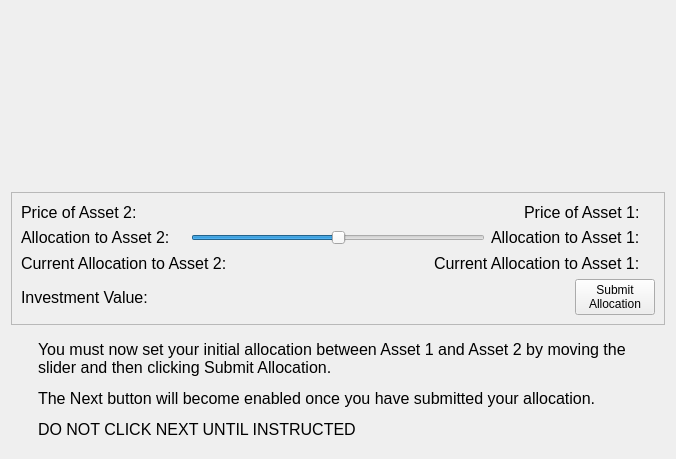
Qt form MarketSimulation/initialallocationscreen.ui (dwattttt/marketsim) before a commit.
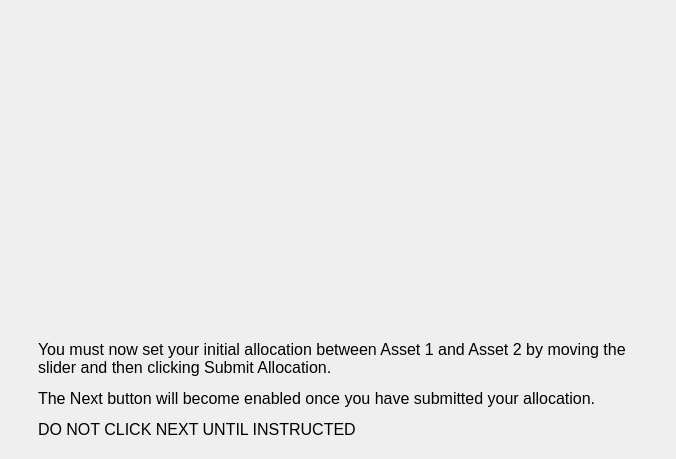
The same form after that commit. Custom widgets are drawn as their Qt base class.

Commit message:
Added a user-friendly investment slider with asset 1 on the left even!
Introduced a new .ui class to stop duplication across the various windows,
this necessitated refactoring a few items.

Patch:
```diff
--- a/MarketSimulation/initialallocationscreen.ui
+++ b/MarketSimulation/initialallocationscreen.ui
@@ -32,280 +32,13 @@
     </widget>
    </item>
    <item>
-    <widget class="QFrame" name="frame">
-     <property name="frameShape">
-      <enum>QFrame::StyledPanel</enum>
+    <widget class="investmentSlider" name="investment" native="true">
+     <property name="minimumSize">
+      <size>
+       <width>0</width>
+       <height>50</height>
+      </size>
      </property>
-     <property name="frameShadow">
-      <enum>QFrame::Raised</enum>
-     </property>
-     <layout class="QVBoxLayout" name="verticalLayout_2">
-      <item>
-       <layout class="QVBoxLayout" name="verticalLayout">
-        <item>
-         <layout class="QHBoxLayout" name="horizontalLayout_3">
-          <item>
-           <layout class="QHBoxLayout" name="horizontalLayout_2">
-            <item>
-             <widget class="QLabel" name="label_3">
-              <property name="font">
-               <font>
-                <pointsize>12</pointsize>
-               </font>
-              </property>
-              <property name="text">
-               <string>Price of Asset 2:</string>
-              </property>
-             </widget>
-            </item>
-            <item>
-             <widget class="QLabel" name="price2Label">
-              <property name="font">
-               <font>
-                <pointsize>12</pointsize>
-               </font>
-              </property>
-              <property name="text">
-               <string/>
-              </property>
-             </widget>
-            </item>
-            <item>
-             <spacer name="horizontalSpacer_2">
-              <property name="orientation">
-               <enum>Qt::Horizontal</enum>
-              </property>
-              <property name="sizeHint" stdset="0">
-               <size>
-                <width>40</width>
-                <height>20</height>
-               </size>
-              </property>
-             </spacer>
-            </item>
-           </layout>
-          </item>
-          <item>
-           <layout class="QHBoxLayout" name="horizontalLayout">
-            <item>
-             <widget class="QLabel" name="label_4">
-              <property name="font">
-               <font>
-                <pointsize>12</pointsize>
-               </font>
-              </property>
-              <property name="text">
-               <string>Price of Asset 1:</string>
-              </property>
-             </widget>
-            </item>
-            <item>
-             <widget class="QLabel" name="price1Label">
-              <property name="font">
-               <font>
-                <pointsize>12</pointsize>
-               </font>
-              </property>
-              <property name="text">
-               <string/>
-              </property>
-             </widget>
-            </item>
-           </layout>
-          </item>
-         </layout>
-        </item>
-        <item>
-         <layout class="QHBoxLayout" name="horizontalLayout_5">
-          <item>
-           <widget class="QLabel" name="label_5">
-            <property name="font">
-             <font>
-              <pointsize>12</pointsize>
-             </font>
-            </property>
-            <property name="text">
-             <string>Allocation to Asset 2:</string>
-            </property>
-           </widget>
-          </item>
-          <item>
-           <widget class="QLabel" name="allocation2Label">
-            <property name="font">
-             <font>
-              <pointsize>12</pointsize>
-             </font>
-            </property>
-            <property name="text">
-             <string/>
-            </property>
-           </widget>
-          </item>
-          <item>
-           <widget class="QSlider" name="allocationSlider">
-            <property name="maximum">
-             <number>100</number>
-            </property>
-            <property name="singleStep">
-             <number>5</number>
-            </property>
-            <property name="pageStep">
-             <number>5</number>
-            </property>
-            <property name="sliderPosition">
-             <number>50</number>
-            </property>
-            <property name="tracking">
-             <bool>true</bool>
-            </property>
-            <property name="orientation">
-             <enum>Qt::Horizontal</enum>
-            </property>
-           </widget>
-          </item>
-          <item>
-           <widget class="QLabel" name="label_6">
-            <property name="font">
-             <font>
-              <pointsize>12</pointsize>
-             </font>
-            </property>
-            <property name="text">
-             <string>Allocation to Asset 1:</string>
-            </property>
-           </widget>
-          </item>
-          <item>
-           <widget class="QLabel" name="allocation1Label">
-            <property name="font">
-             <font>
-              <pointsize>12</pointsize>
-             </font>
-            </property>
-            <property name="text">
-             <string/>
-            </property>
-           </widget>
-          </item>
-         </layout>
-        </item>
-        <item>
-         <layout class="QHBoxLayout" name="horizontalLayout_6">
-          <item>
-           <widget class="QLabel" name="label_7">
-            <property name="font">
-             <font>
-              <pointsize>12</pointsize>
-             </font>
-            </property>
-            <property name="text">
-             <string>Current Allocation to Asset 2:</string>
-            </property>
-           </widget>
-          </item>
-          <item>
-           <widget class="QLabel" name="curAllocation2Label">
-            <property name="font">
-             <font>
-              <pointsize>12</pointsize>
-             </font>
-            </property>
-            <property name="text">
-             <string/>
-            </property>
-           </widget>
-          </item>
-          <item>
-           <spacer name="horizontalSpacer_4">
-            <property name="orientation">
-             <enum>Qt::Horizontal</enum>
-            </property>
-            <property name="sizeHint" stdset="0">
-             <size>
-              <width>40</width>
-              <height>20</height>
-             </size>
-            </property>
-           </spacer>
-          </item>
-          <item>
-           <widget class="QLabel" name="label_8">
-            <property name="font">
-             <font>
-              <pointsize>12</pointsize>
-             </font>
-            </property>
-            <property name="text">
-             <string>Current Allocation to Asset 1:</string>
-            </property>
-           </widget>
-          </item>
-          <item>
-           <widget class="QLabel" name="curAllocation1Label">
-            <property name="font">
-             <font>
-              <pointsize>12</pointsize>
-             </font>
-            </property>
-            <property name="text">
-             <string/>
-            </property>
-           </widget>
-          </item>
-         </layout>
-        </item>
-        <item>
-         <layout class="QHBoxLayout" name="horizontalLayout_4">
-          <item>
-           <widget class="QLabel" name="label_9">
-            <property name="font">
-             <font>
-              <pointsize>12</pointsize>
-             </font>
-            </property>
-            <property name="text">
-             <string>Investment Value:</string>
-            </property>
-           </widget>
-          </item>
-          <item>
-           <widget class="QLabel" name="wealthLabel">
-            <property name="font">
-             <font>
-              <pointsize>12</pointsize>
-             </font>
-            </property>
-            <property name="text">
-             <string/>
-            </property>
-           </widget>
-          </item>
-          <item>
-           <spacer name="horizontalSpacer_3">
-            <property name="orientation">
-             <enum>Qt::Horizontal</enum>
-            </property>
-            <property name="sizeHint" stdset="0">
-             <size>
-              <width>40</width>
-              <height>20</height>
-             </size>
-            </property>
-           </spacer>
-          </item>
-          <item>
-           <widget class="QPushButton" name="allocationButton">
-            <property name="text">
-             <string>Submit
-Allocation</string>
-            </property>
-           </widget>
-          </item>
-         </layout>
-        </item>
-       </layout>
-      </item>
-     </layout>
     </widget>
    </item>
    <item>
@@ -369,6 +102,14 @@
    </item>
   </layout>
  </widget>
+ <customwidgets>
+  <customwidget>
+   <class>investmentSlider</class>
+   <extends>QWidget</extends>
+   <header>investmentslider.h</header>
+   <container>1</container>
+  </customwidget>
+ </customwidgets>
  <resources/>
  <connections/>
 </ui>
```
The commit also changes 19 other files.
